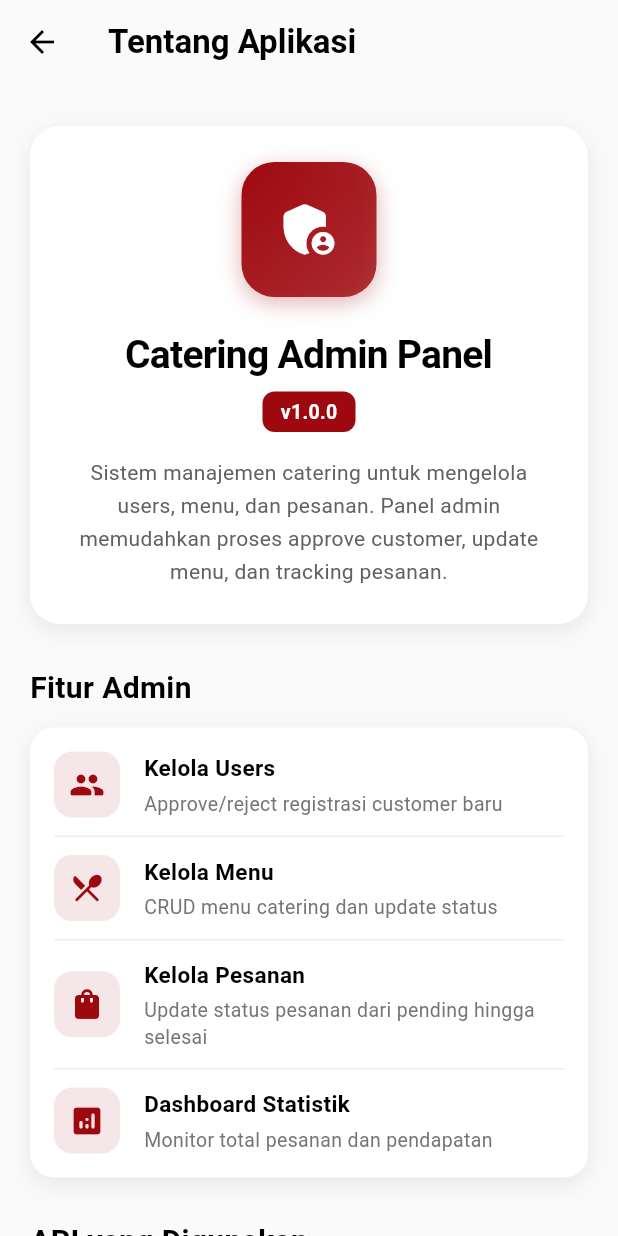
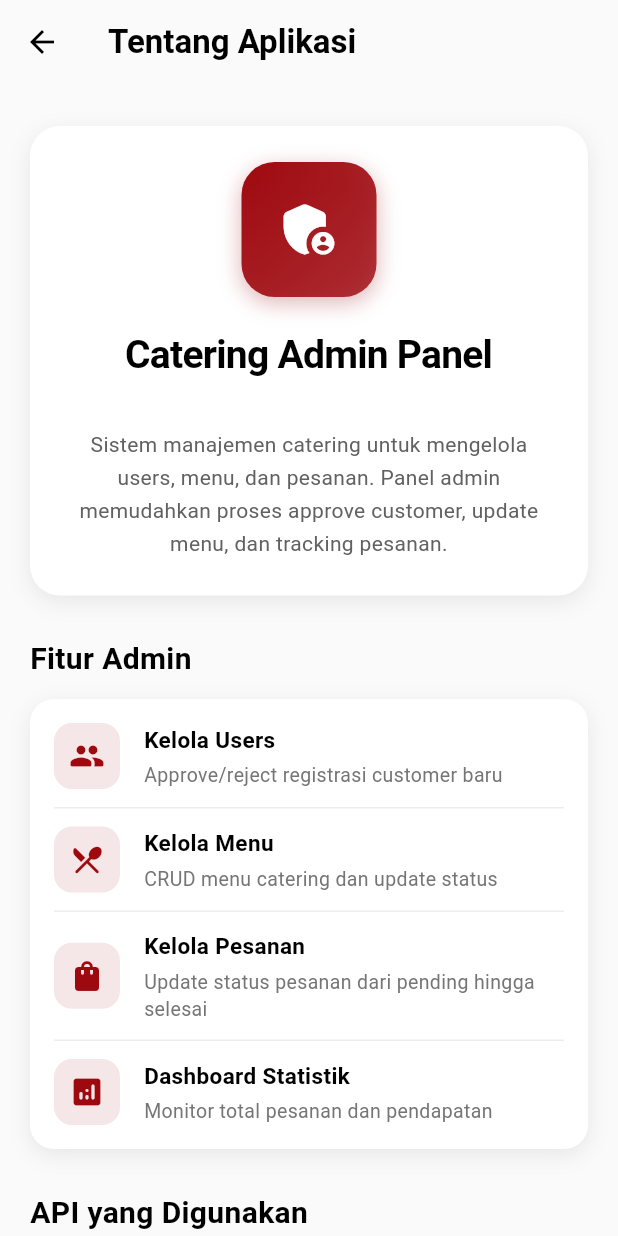
Before and after one commit to faizfazdlih/catering-frontend, a Flutter app: the AdminAboutScreen screen opened directly, on a phone screen of 412 x 824 dp. Run offline on Flutter 3.47's test engine with Material 3 defaults, Android fonts, the light colour scheme and no system bars; our stand-ins replace flutter_map, geolocator, image_picker, latlong2, lottie, shared_preferences; accounts and stored records are empty; network calls fail.

Commit message:
feat: redesign admin and client screen

```diff
--- a/lib/admin/screens/admin_about_screen.dart
+++ b/lib/admin/screens/admin_about_screen.dart
@@ -114,18 +114,6 @@ class _AdminAboutScreenState extends State<AdminAboutScreen> {
                     padding: const EdgeInsets.symmetric(
                       horizontal: 12,
                       vertical: 4,
-                    ),
-                    decoration: BoxDecoration(
-                      color: const Color(0xFF9E090F),
-                      borderRadius: BorderRadius.circular(8),
-                    ),
-                    child: const Text(
-                      'v1.0.0',
-                      style: TextStyle(
-                        fontSize: 13,
-                        color: Colors.white,
-                        fontWeight: FontWeight.w600,
-                      ),
                     ),
                   ),
                   const SizedBox(height: 16),
@@ -391,12 +379,6 @@ class _AdminAboutScreenState extends State<AdminAboutScreen> {
               child: Column(
                 children: [
                   _buildSystemInfoRow(
-                    Icons.verified_rounded,
-                    'Version',
-                    '1.0.0',
-                  ),
-                  const SizedBox(height: 12),
-                  _buildSystemInfoRow(
                     Icons.rocket_launch_rounded,
                     'Build',
                     'Production',
@@ -425,8 +407,49 @@ class _AdminAboutScreenState extends State<AdminAboutScreen> {
             ),
             const SizedBox(height: 12),
 
-            Container(
-              padding: const EdgeInsets.all(24),
+            GridView.count(
+              shrinkWrap: true,
+              physics: const NeverScrollableScrollPhysics(),
+              crossAxisCount: 2,
+              crossAxisSpacing: 12,
+              mainAxisSpacing: 12,
+              childAspectRatio: 0.85,
+              children: [
+                _buildTeamMemberCard('Dindin Imanudin', '152023073'),
+                _buildTeamMemberCard('Riandika Fildani', '152023062'),
+                _buildTeamMemberCard(
+                  'Faiz Fazdlih Dwi Putra Pambudi',
+                  '152023080',
+                ),
+                _buildTeamMemberCard('Arsyad Effendi', '152023107'),
+                _buildTeamMemberCard('Fachrisan Dimas Narendra', '152023111'),
+              ],
+            ),
+
+            const SizedBox(height: 32),
+
+            // Copyright
+            Center(
+              child: Text(
+                '© 2025 Serveman Catering. All rights reserved.',
+                style: TextStyle(
+                  color: Colors.grey[500],
+                  fontSize: 12,
+                ),
+              ),
+            ),
+
+            const SizedBox(height: 24),
+          ],
+        ),
+      ),
+    ),
+    );
+  }
+
+  Widget _buildTeamMemberCard(String name, String nrp) {
+    return Container(
+      padding: const EdgeInsets.all(16),
       decoration: BoxDecoration(
         color: Colors.white,
         borderRadius: BorderRadius.circular(16),
@@ -439,110 +462,50 @@ class _AdminAboutScreenState extends State<AdminAboutScreen> {
         ],
       ),
       child: Column(
+        mainAxisAlignment: MainAxisAlignment.center,
         children: [
           Container(
-                    width: 90,
-                    height: 90,
+            width: 60,
+            height: 60,
             decoration: BoxDecoration(
-                      gradient: LinearGradient(
-                        colors: [const Color(0xFF9E090F), const Color(0xFF9E090F).withOpacity(0.8)],
-                        begin: Alignment.topLeft,
-                        end: Alignment.bottomRight,
-                      ),
-                      borderRadius: BorderRadius.circular(22),
-                      boxShadow: [
-                        BoxShadow(
-                          color: const Color(0xFF9E090F).withOpacity(0.3),
-                          blurRadius: 12,
-                          offset: const Offset(0, 4),
-                        ),
-                      ],
+              color: const Color(0xFF9E090F),
+              borderRadius: BorderRadius.circular(16),
             ),
             child: const Icon(
-                      Icons.group_rounded,
-                      size: 45,
+              Icons.person_rounded,
+              size: 32,
               color: Colors.white,
             ),
           ),
-                  const SizedBox(height: 20),
-                  const Text(
-                    'Tim Pengembang',
-                    style: TextStyle(
-                      fontSize: 20,
+          const SizedBox(height: 12),
+          Text(
+            name,
+            textAlign: TextAlign.center,
+            style: const TextStyle(
+              fontSize: 14,
               fontWeight: FontWeight.bold,
               color: Colors.black,
             ),
-                  ),
-                  const SizedBox(height: 10),
-                  Text(
-                    'Institut Teknologi Nasional Bandung',
-                    textAlign: TextAlign.center,
-                    style: TextStyle(
-                      fontSize: 14,
-                      color: Colors.grey[700],
-                      height: 1.4,
-                    ),
+            maxLines: 2,
+            overflow: TextOverflow.ellipsis,
           ),
           const SizedBox(height: 4),
-                  Text(
-                    'Program Studi Informatika',
-                    style: TextStyle(
-                      fontSize: 14,
-                      color: Colors.grey[600],
-                    ),
-                  ),
-                  const SizedBox(height: 16),
           Container(
-                    padding: const EdgeInsets.symmetric(
-                      horizontal: 20,
-                      vertical: 12,
-                    ),
+            padding: const EdgeInsets.symmetric(horizontal: 10, vertical: 4),
             decoration: BoxDecoration(
               color: const Color(0xFFFAFAFA),
-                      borderRadius: BorderRadius.circular(12),
+              borderRadius: BorderRadius.circular(8),
             ),
-                    child: Column(
-                      children: [
-                        const Text(
-                          'UTS Pemrograman Mobile',
+            child: Text(
+              nrp,
               style: TextStyle(
-                            fontSize: 14,
+                fontSize: 12,
                 fontWeight: FontWeight.w600,
-                            color: Colors.black,
+                color: Colors.grey[700],
               ),
-                        ),
-                        const SizedBox(height: 4),
-                        Text(
-                          'Semester Ganjil 2024/2025',
-                          style: TextStyle(
-                            fontSize: 13,
-                            color: Colors.grey[600],
             ),
           ),
         ],
-                    ),
-                  ),
-                ],
-              ),
-            ),
-
-            const SizedBox(height: 32),
-
-            // Copyright
-            Center(
-              child: Text(
-                '© 2024 Catering App. All rights reserved.',
-                style: TextStyle(
-                  color: Colors.grey[500],
-                  fontSize: 12,
-                ),
-              ),
-            ),
-
-            const SizedBox(height: 24),
-          ],
-        ),
-      ),
       ),
     );
   }
--- a/lib/client/screens/home_screen.dart
+++ b/lib/client/screens/home_screen.dart
@@ -124,7 +124,7 @@ class _HomeScreenState extends State<HomeScreen> {
           ElevatedButton(
             onPressed: () => Navigator.pop(context, true),
             style: ElevatedButton.styleFrom(
-              backgroundColor: Colors.red,
+              backgroundColor: const Color(0xFF9E090F),
               shape: RoundedRectangleBorder(borderRadius: BorderRadius.circular(8)),
             ),
             child: const Text('Logout'),
@@ -228,7 +228,7 @@ class _HomeScreenState extends State<HomeScreen> {
                   child: const Icon(
                     Icons.logout,
                     size: 20,
-                    color: Colors.red,
+                    color: const Color(0xFF9E090F),
                   ),
                 ),
                 const SizedBox(width: 12),
@@ -237,7 +237,7 @@ class _HomeScreenState extends State<HomeScreen> {
                   style: TextStyle(
                     fontSize: 15,
                     fontWeight: FontWeight.w600,
-                    color: Colors.red,
+                    color: const Color(0xFF9E090F),
                   ),
                 ),
               ],
```
Also changed, not shown: lib/client/screens/about_screen.dart (+2 -5 lines), lib/client/screens/cart_screen.dart (+7 -7 lines), lib/client/screens/checkout_screen.dart (+25 -25 lines). Lines whose indentation alone changed are shown as unchanged.
